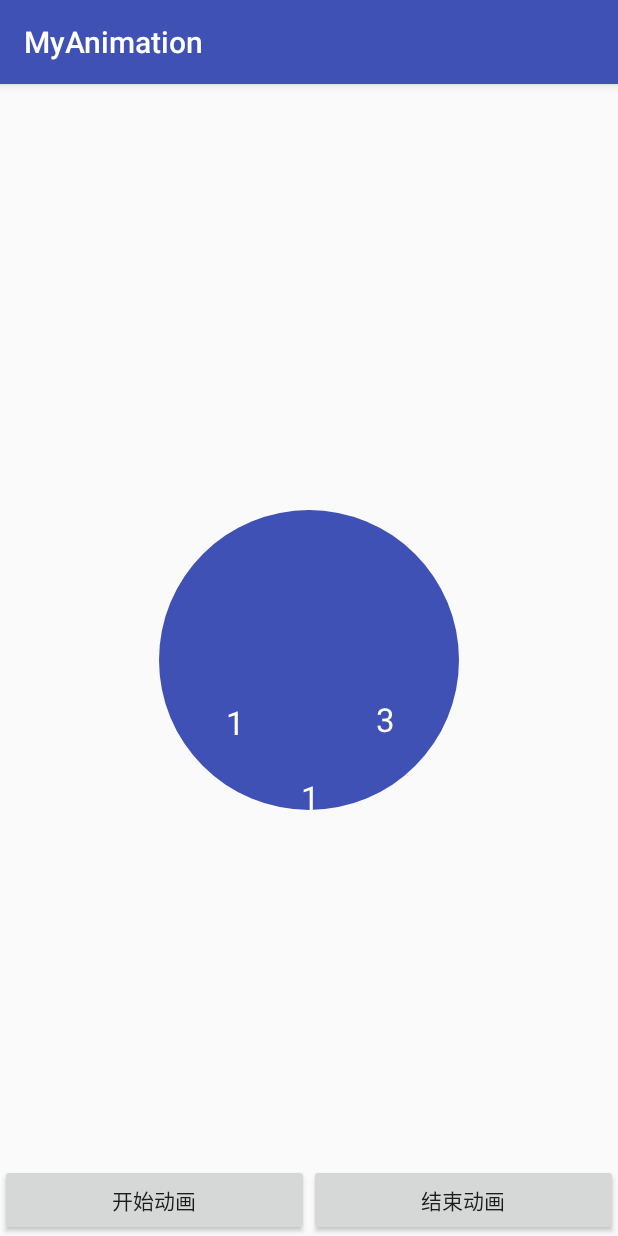
After one commit to zhaoxiansheng/MyAnimation, an Android app: the ScrollAnimationActivity screen opened directly, with no data from a screen before it, on a phone screen of 412 x 824 dp. The commit adds this screen. Run offline under Robolectric (Android 15) with nearby library versions, the phone set to English and light mode, and no system bars.

Commit message:
初步实现了滚动自定义View+动画效果

```diff
--- a/app/build.gradle
+++ b/app/build.gradle
@@ -27,4 +27,5 @@ dependencies {
     compile 'com.android.support:appcompat-v7:26.+'
     compile 'com.android.support.constraint:constraint-layout:1.0.2'
     testCompile 'junit:junit:4.12'
+    compile 'com.prolificinteractive:material-calendarview:1.4.0'
 }
--- a/app/src/main/AndroidManifest.xml
+++ b/app/src/main/AndroidManifest.xml
@@ -9,13 +9,14 @@
         android:roundIcon="@mipmap/ic_launcher_round"
         android:supportsRtl="true"
         android:theme="@style/AppTheme">
-        <activity android:name=".MainActivity">
+        <activity android:name=".activity.MainActivity">
             <intent-filter>
                 <action android:name="android.intent.action.MAIN" />
 
                 <category android:name="android.intent.category.LAUNCHER" />
             </intent-filter>
         </activity>
+        <activity android:name=".activity.ScrollAnimationActivity" />
     </application>
 
 </manifest>
--- /dev/null
+++ b/app/src/main/java/com/example/zy/myanimation/activity/ScrollAnimationActivity.java
@@ -0,0 +1,53 @@
+package com.example.zy.myanimation.activity;
+
+import android.animation.ValueAnimator;
+import android.app.Activity;
+import android.content.Intent;
+import android.os.Bundle;
+import android.support.v7.app.AppCompatActivity;
+import android.view.View;
+import android.widget.Button;
+
+import com.example.zy.myanimation.R;
+import com.example.zy.myanimation.view.scroll.ScrollAnimView;
+
+/**
+ * Create on 17/10/31
+ * 数字下落
+ *
+ * @author zhaoy
+ */
+public class ScrollAnimationActivity extends AppCompatActivity implements View.OnClickListener {
+
+    @Override
+    protected void onCreate(Bundle savedInstanceState) {
+        super.onCreate(savedInstanceState);
+        setContentView(R.layout.activity_scroll_animation);
+        initView();
+    }
+
+    private void initView() {
+        ScrollAnimView scrollAnimView = (ScrollAnimView) findViewById(R.id.scroll_view);
+        Button startBtn = (Button) findViewById(R.id.start_anim_btn);
+        Button endBtn = (Button) findViewById(R.id.end_anim_btn);
+        startBtn.setOnClickListener(this);
+        endBtn.setOnClickListener(this);
+    }
+
+    @Override
+    public void onClick(View view) {
+        switch (view.getId()) {
+            case R.id.start_anim_btn:
+                break;
+            case R.id.end_anim_btn:
+                break;
+            default:
+                break;
+        }
+    }
+
+    public static void startActivity(Activity activity) {
+        Intent intent = new Intent(activity, ScrollAnimationActivity.class);
+        activity.startActivity(intent);
+    }
+}
--- /dev/null
+++ b/app/src/main/java/com/example/zy/myanimation/view/scroll/CustomPointEvaluator.java
@@ -0,0 +1,28 @@
+package com.example.zy.myanimation.view.scroll;
+
+import android.animation.TypeEvaluator;
+
+/**
+ * Created on 2017/10/31.
+ *
+ * @author zhaoy
+ */
+public class CustomPointEvaluator implements TypeEvaluator {
+
+    /**
+     *
+     * @param fraction 系数
+     * @param startValue 起始值
+     * @param endValue 终点值
+     * @return
+     */
+    @Override
+    public Object evaluate(float fraction, Object startValue, Object endValue) {
+        MyPoint startPoint = (MyPoint) startValue;
+        MyPoint endPoint = (MyPoint) endValue;
+        float x = startPoint.getX() + fraction * (endPoint.getX() - startPoint.getX());
+        float y = startPoint.getY() + fraction * (endPoint.getY() - startPoint.getY());
+        MyPoint point = new MyPoint(x, y);
+        return point;
+    }
+}
--- /dev/null
+++ b/app/src/main/java/com/example/zy/myanimation/view/scroll/MyPoint.java
@@ -0,0 +1,33 @@
+package com.example.zy.myanimation.view.scroll;
+
+/**
+ * Created on 2017/10/31.
+ *
+ * @author zhaoy
+ */
+
+public class MyPoint {
+    private float x;   //点的x坐标
+    private float y;  //点的y坐标
+
+    public MyPoint(float x, float y) {
+        this.x = x;
+        this.y = y;
+    }
+
+    public float getX() {
+        return x;
+    }
+
+    public void setX(float x) {
+        this.x = x;
+    }
+
+    public float getY() {
+        return y;
+    }
+
+    public void setY(float y) {
+        this.y = y;
+    }
+}
--- /dev/null
+++ b/app/src/main/java/com/example/zy/myanimation/view/scroll/ScrollAnimView.java
@@ -0,0 +1,278 @@
+package com.example.zy.myanimation.view.scroll;
+
+import android.animation.ValueAnimator;
+import android.content.Context;
+import android.content.res.TypedArray;
+import android.graphics.Canvas;
+import android.graphics.Color;
+import android.graphics.Paint;
+import android.graphics.Rect;
+import android.support.annotation.Nullable;
+import android.support.v4.content.ContextCompat;
+import android.util.AttributeSet;
+import android.view.View;
+
+import com.example.zy.myanimation.R;
+
+/**
+ * Created  on 2017/10/31.
+ *
+ * @author zhaoy
+ */
+public class ScrollAnimView extends View {
+
+    /**
+     * 圆的颜色
+     */
+    private int roundColor;
+    /**
+     * 数字的颜色
+     */
+    private int textColor;
+    /**
+     * 数字字体大小
+     */
+    private float textSize;
+    /**
+     * 圆的半径
+     */
+    private float roundRadius;
+    /**
+     * 画笔
+     */
+    private Paint mPaint;
+    /**
+     * 包裹数字的矩形
+     */
+    private Rect textRect;
+    /**
+     * 中间数字是否重绘界面
+     */
+    private boolean isMiddleNumInvalidate = true;
+    /**
+     * 是否是第一次初始化
+     */
+    private boolean isFirstInit = false;
+    /**
+     * 左侧数字实时点
+     */
+    private MyPoint leftPoint;
+    /**
+     * 中间的数字的实时点
+     */
+    private MyPoint middlePoint;
+    /**
+     * 右边数字实时点
+     */
+    private MyPoint rightPoint;
+    /**
+     * 中间数字动画
+     */
+    private ValueAnimator leftAnim;
+    private ValueAnimator middleAnim;
+    private ValueAnimator rightAnim;
+    private String leftNum = "9";
+    private String middleNum = "9";
+    private String rightNum = "9";
+
+    public ScrollAnimView(Context context) {
+        super(context);
+        initAttrs(context, null, 0);
+    }
+
+    public ScrollAnimView(Context context, @Nullable AttributeSet attrs) {
+        super(context, attrs);
+        initAttrs(context, attrs, 0);
+    }
+
+    public ScrollAnimView(Context context, @Nullable AttributeSet attrs, int defStyleAttr) {
+        super(context, attrs, defStyleAttr);
+        initAttrs(context, attrs, defStyleAttr);
+    }
+
+    private void initAttrs(Context context, AttributeSet attrs, int defStyleAttr) {
+        TypedArray array = context.getTheme().obtainStyledAttributes(attrs, R.styleable.ScrollAnimView, defStyleAttr, 0);
+        roundColor = array.getColor(R.styleable.ScrollAnimView_round_color, ContextCompat.getColor(context, R.color.colorPrimary));
+        roundRadius = array.getDimension(R.styleable.ScrollAnimView_round_radius, 50);
+        textColor = array.getColor(R.styleable.ScrollAnimView_text_color, Color.WHITE);
+        textSize = array.getDimension(R.styleable.ScrollAnimView_text_size, 30);
+        array.recycle();
+        mPaint = new Paint(Paint.ANTI_ALIAS_FLAG);
+        mPaint.setTextSize(textSize);
+        textRect = new Rect();
+        //得到数字矩形的宽高，以用来画数字的时候纠正数字的位置
+        mPaint.getTextBounds(middleNum, 0, middleNum.length(), textRect);
+        mPaint.getTextBounds(leftNum, 0, leftNum.length(), textRect);
+        mPaint.getTextBounds(rightNum, 0, rightNum.length(), textRect);
+
+    }
+
+    @Override
+    protected void onDraw(Canvas canvas) {
+        super.onDraw(canvas);
+        if (!isFirstInit) {
+            leftPoint = new MyPoint(getMeasuredWidth() / 2 - roundRadius / 2 - textRect.width() / 2,
+                    getMeasuredHeight() / 2 - roundRadius / 2);
+            middlePoint = new MyPoint(getMeasuredWidth() / 2 - textRect.width() / 2,
+                    getMeasuredHeight() / 2 - roundRadius + textRect.height());
+            rightPoint = new MyPoint(getMeasuredWidth() / 2 + roundRadius / 2 - textRect.width() / 2,
+                    getMeasuredHeight() / 2 - roundRadius / 2);
+            drawText(canvas);
+            //开始动画
+            startLeftAnimation();
+            startMiddleAnimation();
+            startRightAnimation();
+            isFirstInit = true;
+        } else {
+            drawText(canvas);
+        }
+    }
+
+    /**
+     * 画圆形背景
+     *
+     * @param canvas 画布
+     */
+    private void drawText(Canvas canvas) {
+        mPaint.setAntiAlias(true);
+        mPaint.setStyle(Paint.Style.FILL_AND_STROKE);
+        mPaint.setColor(roundColor);
+        canvas.drawCircle(getMeasuredWidth() / 2, getMeasuredHeight() / 2, roundRadius, mPaint);
+        mPaint.setColor(textColor);
+        mPaint.setTextSize(textSize);
+        if (isMiddleNumInvalidate) {
+            canvas.drawText(leftNum, leftPoint.getX(), leftPoint.getY(), mPaint);
+            canvas.drawText(middleNum, middlePoint.getX(), middlePoint.getY(), mPaint);
+            canvas.drawText(rightNum, rightPoint.getX(), rightPoint.getY(), mPaint);
+            isMiddleNumInvalidate = false;
+        }
+    }
+
+    @Override
+    protected void onMeasure(int widthMeasureSpec, int heightMeasureSpec) {
+        super.onMeasure(widthMeasureSpec, heightMeasureSpec);
+        setMeasuredDimension(measureWidth(widthMeasureSpec), measureHeight(heightMeasureSpec));
+    }
+
+    private int measureWidth(int measureSpec) {
+        int specMode = MeasureSpec.getMode(measureSpec);
+        int specSize = MeasureSpec.getSize(measureSpec);
+        //设置一个默认值，就是这个View的默认宽度为500，这个看我们自定义View的要求
+        int result = 500;
+        //相当于我们设置为wrap_content
+        if (specMode == MeasureSpec.AT_MOST) {
+            result = specSize;
+            //相当于我们设置为match_parent或者为一个具体的值
+        } else if (specMode == MeasureSpec.EXACTLY) {
+            result = specSize;
+        }
+        return result;
+    }
+
+    private int measureHeight(int measureSpec) {
+        int specMode = MeasureSpec.getMode(measureSpec);
+        int specSize = MeasureSpec.getSize(measureSpec);
+        int result = 500;
+        if (specMode == MeasureSpec.AT_MOST) {
+            result = specSize;
+        } else if (specMode == MeasureSpec.EXACTLY) {
+            result = specSize;
+        }
+        return result;
+    }
+
+    /**
+     * 开始动画
+     */
+    private void startLeftAnimation() {
+        //初始化中间数字的开始点的位置
+        final MyPoint startPoint = new MyPoint(getMeasuredWidth() / 2 - roundRadius / 2 - textRect.width() / 2,
+                getMeasuredHeight() / 2 - roundRadius / 2);
+        //初始化中间数字的结束点的位置
+        final MyPoint endPoint = new MyPoint(getMeasuredWidth() / 2 - roundRadius / 2 - textRect.width() / 2,
+                getMeasuredHeight() / 2 + roundRadius / 2);
+        leftAnim = ValueAnimator.ofObject(new CustomPointEvaluator(), startPoint, endPoint);
+        //监听从起始点到终点过程中点的变化,并获取点然后重新绘制界面
+        leftAnim.addUpdateListener(new ValueAnimator.AnimatorUpdateListener() {
+            @Override
+            public void onAnimationUpdate(ValueAnimator animation) {
+                leftNum = getRandom();
+                leftPoint = (MyPoint) animation.getAnimatedValue();
+                isMiddleNumInvalidate = true;
+                invalidate();
+            }
+        });
+        leftAnim.setDuration(300);
+        leftAnim.setRepeatCount(ValueAnimator.INFINITE);
+        leftAnim.start();
+    }
+
+    /**
+     * 开始动画
+     */
+    private void startMiddleAnimation() {
+        //初始化中间数字的开始点的位置
+        final MyPoint startPoint = new MyPoint(getMeasuredWidth() / 2 - textRect.width() / 2, getMeasuredHeight() / 2 - roundRadius);
+        //初始化中间数字的结束点的位置
+        final MyPoint endPoint = new MyPoint(getMeasuredWidth() / 2 - textRect.width() / 2, getMeasuredHeight() / 2 + roundRadius);
+        middleAnim = ValueAnimator.ofObject(new CustomPointEvaluator(), startPoint, endPoint);
+        //监听从起始点到终点过程中点的变化,并获取点然后重新绘制界面
+        middleAnim.addUpdateListener(new ValueAnimator.AnimatorUpdateListener() {
+            @Override
+            public void onAnimationUpdate(ValueAnimator animation) {
+                middleNum = getRandom();
+                middlePoint = (MyPoint) animation.getAnimatedValue();
+                isMiddleNumInvalidate = true;
+                invalidate();
+            }
+        });
+        middleAnim.setDuration(450);
+        middleAnim.setRepeatCount(ValueAnimator.INFINITE);
+        middleAnim.start();
+    }
+
+    /**
+     * 开始动画
+     */
+    private void startRightAnimation() {
+        //初始化中间数字的开始点的位置
+        final MyPoint startPoint = new MyPoint(getMeasuredWidth() / 2 + roundRadius / 2 - textRect.width() / 2,
+                getMeasuredHeight() / 2 - roundRadius / 2);
+        //初始化中间数字的结束点的位置
+        final MyPoint endPoint = new MyPoint(getMeasuredWidth() / 2 + roundRadius / 2 - textRect.width() / 2,
+                getMeasuredHeight() / 2 + roundRadius / 2);
+        rightAnim = ValueAnimator.ofObject(new CustomPointEvaluator(), startPoint, endPoint);
+        //监听从起始点到终点过程中点的变化,并获取点然后重新绘制界面
+        rightAnim.addUpdateListener(new ValueAnimator.AnimatorUpdateListener() {
+            @Override
+            public void onAnimationUpdate(ValueAnimator animation) {
+                rightNum = getRandom();
+                rightPoint = (MyPoint) animation.getAnimatedValue();
+                isMiddleNumInvalidate = true;
+                invalidate();
+            }
+        });
+        rightAnim.setDuration(600);
+        rightAnim.setRepeatCount(ValueAnimator.INFINITE);
+        rightAnim.start();
+    }
+
+    /**
+     * 获取0-9之间的随机数
+     *
+     * @return
+     */
+    private String getRandom() {
+        int random = (int) (Math.random() * 9);
+        return String.valueOf(random);
+    }
+
+    private StartAnim startAnim;
+    public void setStartAnim(StartAnim startAnim) {
+        this.startAnim = startAnim;
+    }
+
+    public interface StartAnim{
+        void running(ValueAnimator leftAnim, ValueAnimator middleAnim, ValueAnimator rightAnim);
+    }
+}
--- /dev/null
+++ b/app/src/main/res/layout/activity_scroll_animation.xml
@@ -0,0 +1,40 @@
+<?xml version="1.0" encoding="utf-8"?>
+<RelativeLayout xmlns:android="http://schemas.android.com/apk/res/android"
+    xmlns:app="http://schemas.android.com/apk/res-auto"
+    xmlns:tools="http://schemas.android.com/tools"
+    android:layout_width="match_parent"
+    android:layout_height="match_parent"
+    tools:context="com.example.zy.myanimation.activity.ScrollAnimationActivity">
+
+    <com.example.zy.myanimation.view.scroll.ScrollAnimView
+        android:id="@+id/scroll_view"
+        android:layout_width="wrap_content"
+        android:layout_height="wrap_content"
+        app:round_color="@color/colorPrimary"
+        app:text_color="@color/white"
+        app:text_size="22sp"
+        app:round_radius="100dp"
+        android:layout_centerInParent="true"/>
+
+    <LinearLayout
+        android:layout_width="match_parent"
+        android:layout_height="wrap_content"
+        android:layout_alignParentBottom="true">
+
+        <Button
+            android:id="@+id/start_anim_btn"
+            android:layout_width="0dp"
+            android:layout_height="wrap_content"
+            android:text="@string/start_anim"
+            android:textSize="14sp"
+            android:layout_weight="1"/>
+
+        <Button
+            android:id="@+id/end_anim_btn"
+            android:layout_width="0dp"
+            android:layout_height="wrap_content"
+            android:text="@string/end_anim"
+            android:textSize="14sp"
+            android:layout_weight="1"/>
+    </LinearLayout>
+</RelativeLayout>
--- a/app/src/main/res/values/colors.xml
+++ b/app/src/main/res/values/colors.xml
@@ -1,6 +1,8 @@
 <?xml version="1.0" encoding="utf-8"?>
 <resources>
     <color name="colorPrimary">#3F51B5</color>
+    <color name="white">#fff</color>
+    <color name="black">#000</color>
     <color name="colorPrimaryDark">#303F9F</color>
     <color name="colorAccent">#FF4081</color>
 </resources>
--- a/app/src/main/res/values/strings.xml
+++ b/app/src/main/res/values/strings.xml
@@ -1,3 +1,8 @@
 <resources>
     <string name="app_name">MyAnimation</string>
+    <string name="scroll_anim">滚动动画</string>
+    <string name="start_anim">开始动画</string>
+    <string name="end_anim">结束动画</string>
+    <string name="custom_weekdays">周</string>
+    <string name="custom_months">月</string>
 </resources>
```
Also changed, not shown: app/src/main/java/com/example/zy/myanimation/MainActivity.java (deleted, +0 -13 lines), app/src/main/java/com/example/zy/myanimation/activity/MainActivity.java (added, +40 -0 lines), app/src/main/res/layout/activity_main.xml (+40 -12 lines), app/src/main/res/values/attrs.xml (added, +9 -0 lines).
